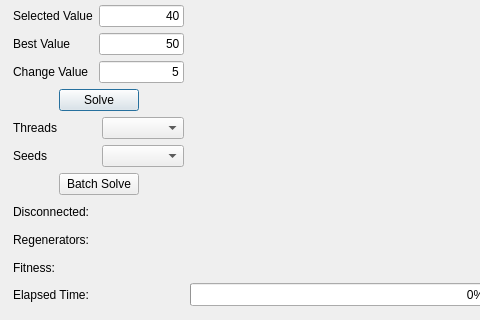
Above: beecolonydialog.ui from xQsme/RLP_Qt before the change; both pictures show x 0 to 480 and y 147 to 467 of the 772 by 467 pixel window. Below: the same form after it.
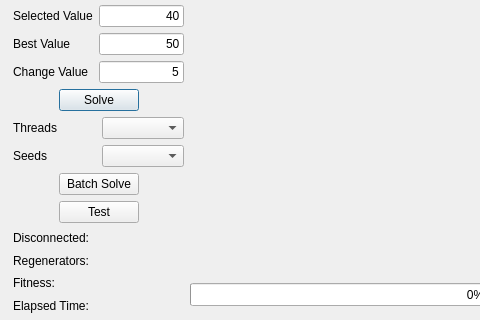
That is the form after the change.

Commit message: test custom & BCO

Patch:
```diff
--- a/beecolonydialog.ui
+++ b/beecolonydialog.ui
@@ -60,7 +60,7 @@
      <x>13</x>
      <y>12</y>
      <width>171</width>
-     <height>441</height>
+     <height>449</height>
     </rect>
    </property>
    <layout class="QVBoxLayout" name="verticalLayout_4">
@@ -355,6 +355,43 @@
       </item>
      </layout>
     </item>
+    <item>
+     <layout class="QHBoxLayout" name="horizontalLayout_4">
+      <item>
+       <spacer name="horizontalSpacer_5">
+        <property name="orientation">
+         <enum>Qt::Horizontal</enum>
+        </property>
+        <property name="sizeHint" stdset="0">
+         <size>
+          <width>40</width>
+          <height>20</height>
+         </size>
+        </property>
+       </spacer>
+      </item>
+      <item>
+       <widget class="QPushButton" name="pushButtonSolve_2">
+        <property name="text">
+         <string>Test</string>
+        </property>
+       </widget>
+      </item>
+      <item>
+       <spacer name="horizontalSpacer_6">
+        <property name="orientation">
+         <enum>Qt::Horizontal</enum>
+        </property>
+        <property name="sizeHint" stdset="0">
+         <size>
+          <width>40</width>
+          <height>20</height>
+         </size>
+        </property>
+       </spacer>
+      </item>
+     </layout>
+    </item>
     <item>
      <layout class="QVBoxLayout" name="verticalLayout_3">
       <item>
```
The commit also changes 59 other files.
